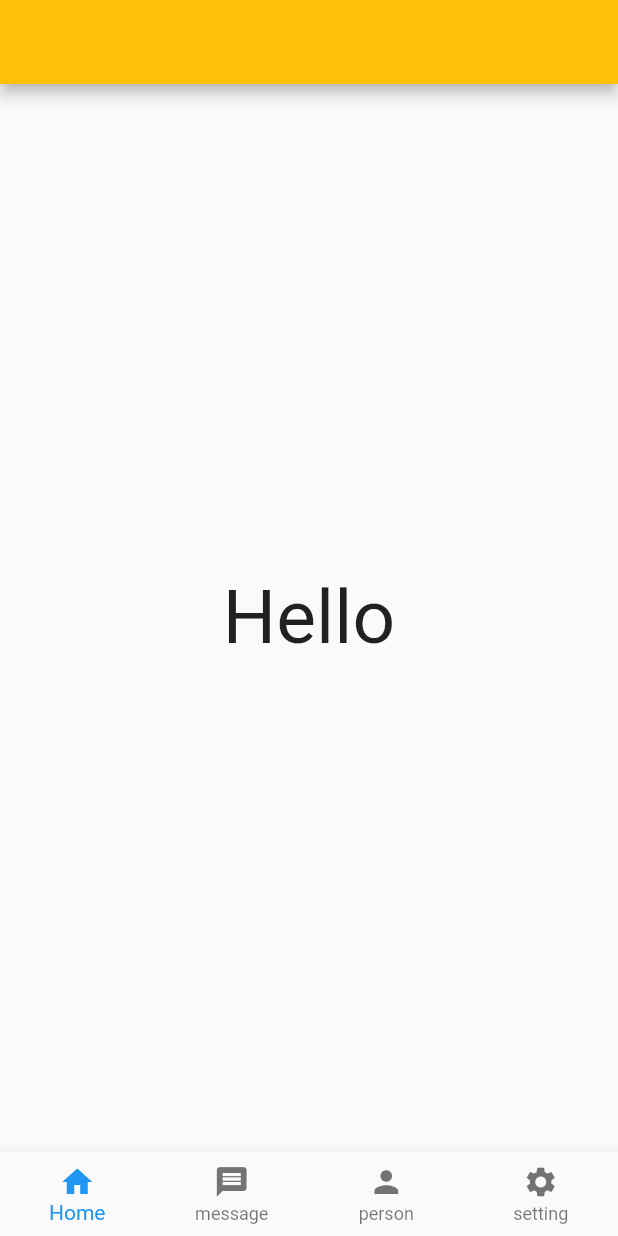
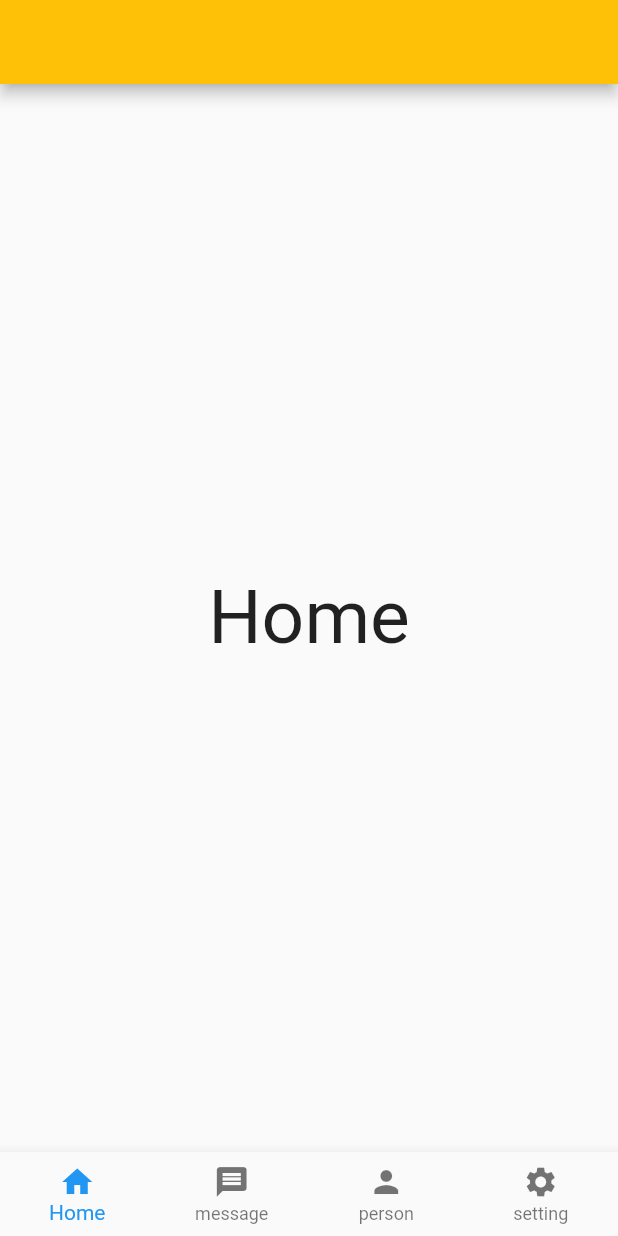
Before and after one commit to asahaya/widget_of_the_day_220813, a Flutter app: the screen it shows after launch, on a phone screen of 412 x 824 dp. Run offline on Flutter 3.47's test engine with Material 2 defaults, Android fonts, the phone set to English and light mode, and no system bars.

Commit message:
no09_bnb_background

```diff
--- a/lib/no09_BottomNavigationBar.dart
+++ b/lib/no09_BottomNavigationBar.dart
@@ -8,6 +8,43 @@ class No09_BNB extends StatefulWidget {
 }
 
 class _No09_BNBState extends State<No09_BNB> {
+  //bnb初期画面選択
+  int _selectedIndex = 0;
+
+  //BNB画面遷移処理
+  void _navigationBottomBar(int index) {
+    setState(() {
+      _selectedIndex = index;
+    });
+  }
+
+  final List<Widget> _pages = [
+    Center(
+      child: Text(
+        'Home',
+        style: TextStyle(fontSize: 50),
+      ),
+    ),
+    Center(
+      child: Text(
+        'Message',
+        style: TextStyle(fontSize: 50),
+      ),
+    ),
+    Center(
+      child: Text(
+        'Account Page',
+        style: TextStyle(fontSize: 50),
+      ),
+    ),
+    Center(
+      child: Text(
+        'Setting Page',
+        style: TextStyle(fontSize: 50),
+      ),
+    ),
+  ];
+
   @override
   Widget build(BuildContext context) {
     return MaterialApp(
@@ -16,15 +53,14 @@ class _No09_BNBState extends State<No09_BNB> {
           title: Text(''),
           backgroundColor: Colors.amber,
         ),
-        body: Center(
-          child: Text(
-            'Hello',
-            style: TextStyle(fontSize: 50),
-          ),
-        ),
+        body: _pages[_selectedIndex],
         bottomNavigationBar: BottomNavigationBar(
             //すべて表示させるため
             type: BottomNavigationBarType.fixed,
+            //初期表示
+            currentIndex: _selectedIndex,
+            //Navigation
+            onTap: _navigationBottomBar,
             items: [
               //2つ以上並べないとエラー
               //labelをnullにするとエラー
```
